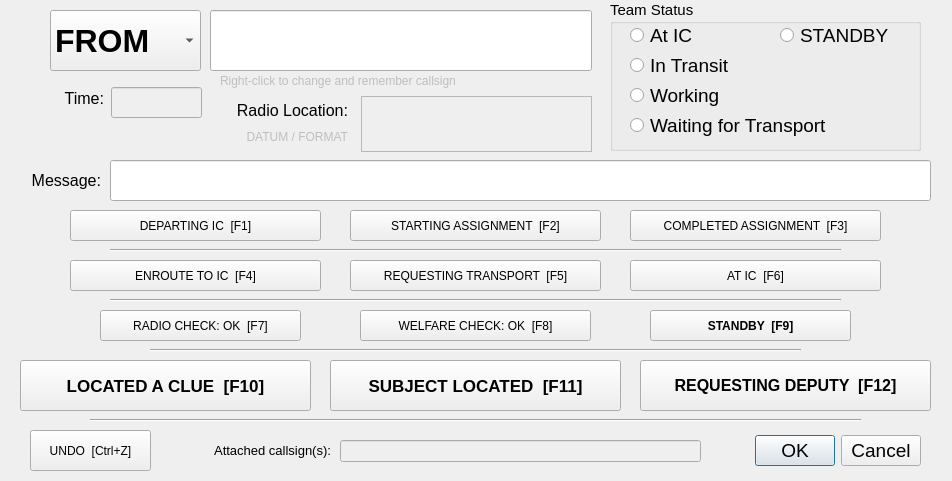
Old version of the form newEntryWidget.ui in the repository ncssar/radiolog.
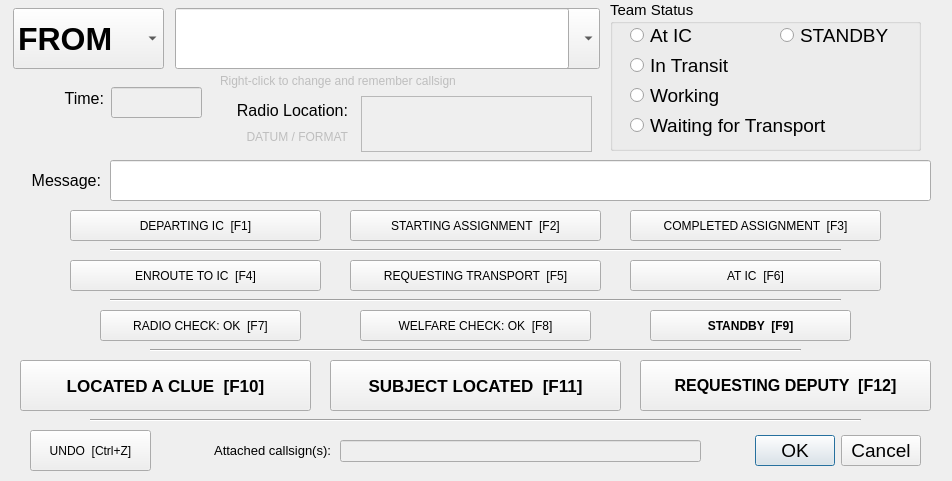
New version of the form.

Commit message:
#     8-3-18   TMG       fix #372 (combobox / cyclic callsign selection)
teamComboBox is displayed underneath teamField ('send backward' in qt designer) but is otherwise just a simple QComboBox

What changed in the file:
```diff
--- a/newEntryWidget.ui
+++ b/newEntryWidget.ui
@@ -361,8 +361,8 @@
   <widget class="QComboBox" name="to_fromField">
    <property name="geometry">
     <rect>
-     <x>50</x>
-     <y>10</y>
+     <x>13</x>
+     <y>8</y>
      <width>151</width>
      <height>61</height>
     </rect>
@@ -658,9 +658,9 @@
   <widget class="QLineEdit" name="teamField">
    <property name="geometry">
     <rect>
-     <x>210</x>
-     <y>10</y>
-     <width>382</width>
+     <x>175</x>
+     <y>8</y>
+     <width>394</width>
      <height>61</height>
     </rect>
    </property>
@@ -900,6 +900,60 @@
     <enum>Qt::ScrollBarAlwaysOff</enum>
    </property>
   </widget>
+  <widget class="QComboBox" name="teamComboBox">
+   <property name="enabled">
+    <bool>true</bool>
+   </property>
+   <property name="geometry">
+    <rect>
+     <x>291</x>
+     <y>8</y>
+     <width>309</width>
+     <height>61</height>
+    </rect>
+   </property>
+   <property name="font">
+    <font>
+     <family>Segoe UI</family>
+     <pointsize>14</pointsize>
+    </font>
+   </property>
+   <property name="frame">
+    <bool>true</bool>
+   </property>
+  </widget>
+  <zorder>teamComboBox</zorder>
+  <zorder>quickTextButton3</zorder>
+  <zorder>quickTextButton6</zorder>
+  <zorder>line_3</zorder>
+  <zorder>label</zorder>
+  <zorder>datumFormatLabel</zorder>
+  <zorder>quickTextButton9</zorder>
+  <zorder>statusGroupBox</zorder>
+  <zorder>label_5</zorder>
+  <zorder>to_fromField</zorder>
+  <zorder>quickTextButton2</zorder>
+  <zorder>quickTextButton1</zorder>
+  <zorder>messageField</zorder>
+  <zorder>quickTextButton5</zorder>
+  <zorder>quickTextButton11</zorder>
+  <zorder>buttonBox</zorder>
+  <zorder>quickTextButton4</zorder>
+  <zorder>line_4</zorder>
+  <zorder>label_6</zorder>
+  <zorder>quickTextUndoButton</zorder>
+  <zorder>timeField</zorder>
+  <zorder>teamField</zorder>
+  <zorder>quickTextButton7</zorder>
+  <zorder>quickTextButton8</zorder>
+  <zorder>label_2</zorder>
+  <zorder>quickTextButton10</zorder>
+  <zorder>line_5</zorder>
+  <zorder>quickTextButton1_2</zorder>
+  <zorder>line_6</zorder>
+  <zorder>attachedField</zorder>
+  <zorder>label_7</zorder>
+  <zorder>radioLocField</zorder>
  </widget>
  <tabstops>
   <tabstop>teamField</tabstop>
```
Left out of the diff: 20 changed lines with no effect on the pictures. The commit also changes 2 other files.
